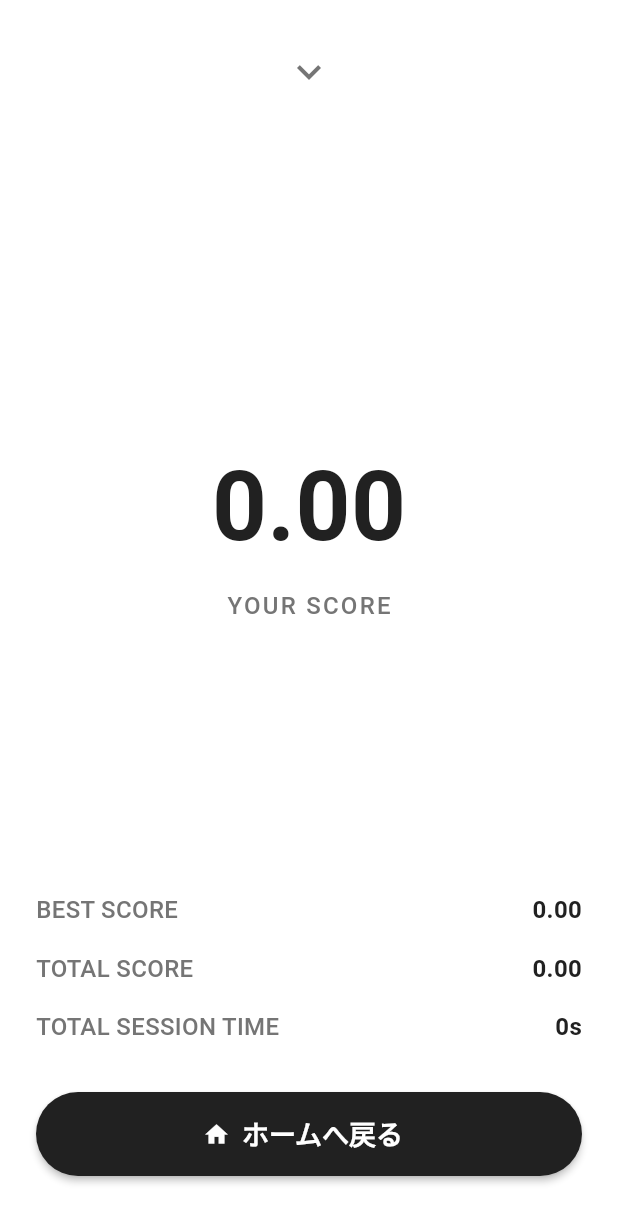
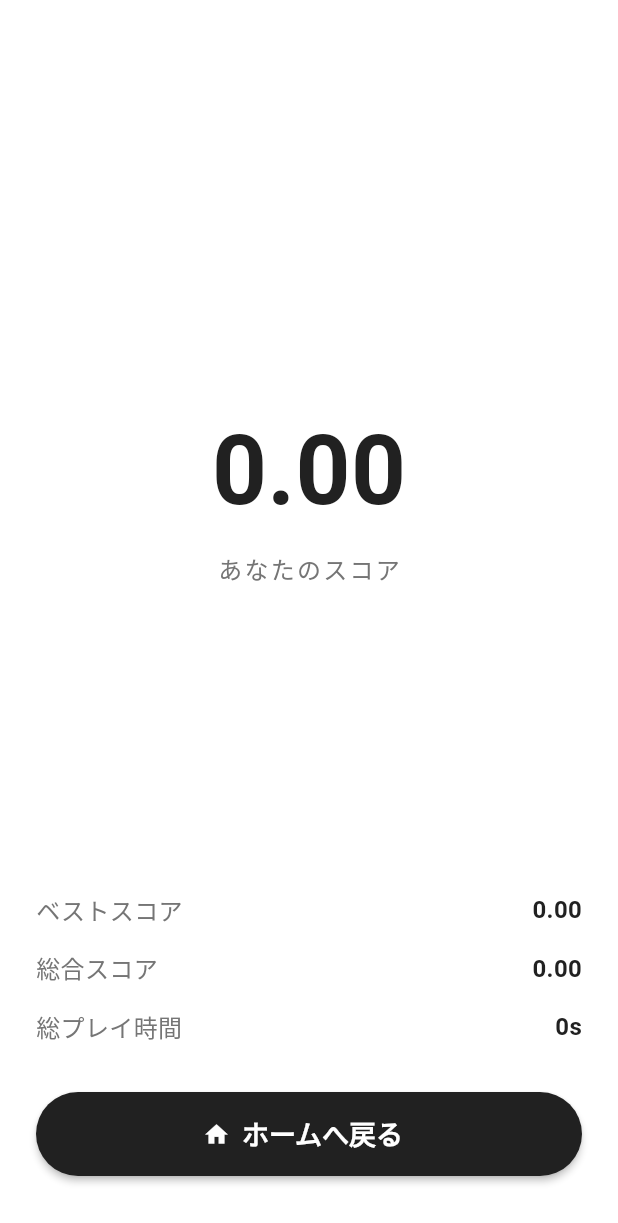
Before and after one commit to jin112343/focusmint, a Flutter app: the ResultPage screen opened directly, on a phone screen of 412 x 824 dp. Shown: the top 1223 px of the screen. Run offline on Flutter 3.47's test engine with Material 3 defaults, Android fonts, the phone set to English and light mode, and no system bars; our stand-ins replace drift, fl_chart, flutter_riverpod, logger, shared_preferences, webview_flutter; missing offline and left inert: tutorial_coach_mark; accounts and stored records are empty; generated files the repository leaves out were written again; Roboto replaces fonts that are missing (NotoSansJP).

Commit message:
最終修正

```diff
--- a/lib/pages/result_page.dart
+++ b/lib/pages/result_page.dart
@@ -90,21 +90,6 @@ class _ResultPageState extends ConsumerState<ResultPage> {
           padding: const EdgeInsets.all(24),
           child: Column(
             children: [
-              // 上部の閉じるボタン
-              Row(
-                mainAxisAlignment: MainAxisAlignment.center,
-                children: [
-                  IconButton(
-                    icon: const Icon(
-                      Icons.keyboard_arrow_down,
-                      size: 32,
-                      color: AppColors.textSecondary,
-                    ),
-                    onPressed: () => Navigator.of(context).pop(),
-                  ),
-                ],
-              ),
-
               const SizedBox(height: 40),
 
               // メインスコア
@@ -122,7 +107,7 @@ class _ResultPageState extends ConsumerState<ResultPage> {
                     ),
                     const SizedBox(height: 8),
                     const Text(
-                      'YOUR SCORE',
+                      'あなたのスコア',
                       style: TextStyle(
                         fontSize: 16,
                         fontWeight: FontWeight.w500,
@@ -152,11 +137,11 @@ class _ResultPageState extends ConsumerState<ResultPage> {
               else
                 Column(
                   children: [
-                    _buildInfoRow('BEST SCORE', _bestScore.toStringAsFixed(2)),
+                    _buildInfoRow('ベストスコア', _bestScore.toStringAsFixed(2)),
                     const SizedBox(height: 16),
-                    _buildInfoRow('TOTAL SCORE', _totalScore.toStringAsFixed(2)),
+                    _buildInfoRow('総合スコア', _totalScore.toStringAsFixed(2)),
                     const SizedBox(height: 16),
-                    _buildInfoRow('TOTAL SESSION TIME', _formatTime(_totalTimeMinutes)),
+                    _buildInfoRow('総プレイ時間', _formatTime(_totalTimeMinutes)),
                     const SizedBox(height: 32),
                     // ホームへ戻るボタン
                     SizedBox(
--- a/lib/pages/settings_page.dart
+++ b/lib/pages/settings_page.dart
@@ -51,8 +51,8 @@ class _SettingsPageState extends State<SettingsPage> {
     }
 
     final newGoal = int.tryParse(newGoalText);
-    if (newGoal == null || newGoal <= 0) {
-      _showErrorMessage('正しい数値を入力してください（1以上）');
+    if (newGoal == null || newGoal <= 0 || newGoal > 99999999) {
+      _showErrorMessage('正しい数値を入力してください（1から99999999の範囲）');
       return;
     }
 
--- a/lib/pages/training_page.dart
+++ b/lib/pages/training_page.dart
@@ -27,6 +27,7 @@ class _TrainingPageState extends ConsumerState<TrainingPage> {
   double _lastEarnedPoints = 0.0;
   bool _lastWasCorrect = false;
   String? _selectedStimulusId; // 選択されたボタンのID
+  bool _gameInputLocked = false; // ゲーム入力のロック状態
   static const int maxTrainingTimeSeconds = 60; // 1分 = 60秒
 
   @override
@@ -59,6 +60,7 @@ class _TrainingPageState extends ConsumerState<TrainingPage> {
     final stimuli = await _imageService.getRandomStimuliSet(randomGroup);
     setState(() {
       _currentStimuli = stimuli;
+      _gameInputLocked = false; // 新しい刺激が表示されるときに入力ロックを解除
     });
     // 新しい刺激が表示されたときに反応時間の測定を開始
     _speedScoreService.startStimulus();
@@ -123,9 +125,10 @@ class _TrainingPageState extends ConsumerState<TrainingPage> {
                   : _currentStimuli.isNotEmpty
                       ? StimulusGrid(
                           stimuli: _currentStimuli,
-                          onStimulusSelected: _onStimulusSelected,
+                          onStimulusSelected: _gameInputLocked ? null : _onStimulusSelected, // 入力ロック時はnullを渡す
                           showPlaceholders: false, // 実際の画像を表示
                           selectedStimulusId: _selectedStimulusId, // 選択状態を渡す
+                          inputLocked: _gameInputLocked, // 入力ロック状態を渡す
                         )
                       : const Center(
                           child: Column(
@@ -184,6 +187,16 @@ class _TrainingPageState extends ConsumerState<TrainingPage> {
   }
 
   void _onStimulusSelected(String stimulusId) {
+    // 入力がロックされている場合は何もしない
+    if (_gameInputLocked) {
+      return;
+    }
+
+    // 最初のボタンが押された時点で入力をロック
+    setState(() {
+      _gameInputLocked = true;
+    });
+
     // 現在の刺激リストから選択された画像を見つける
     final selectedStimulus = _currentStimuli.firstWhere(
       (stimulus) => stimulus.id == stimulusId,
```
Also changed, not shown: lib/widgets/stimulus_grid.dart (+7 -1 lines).
